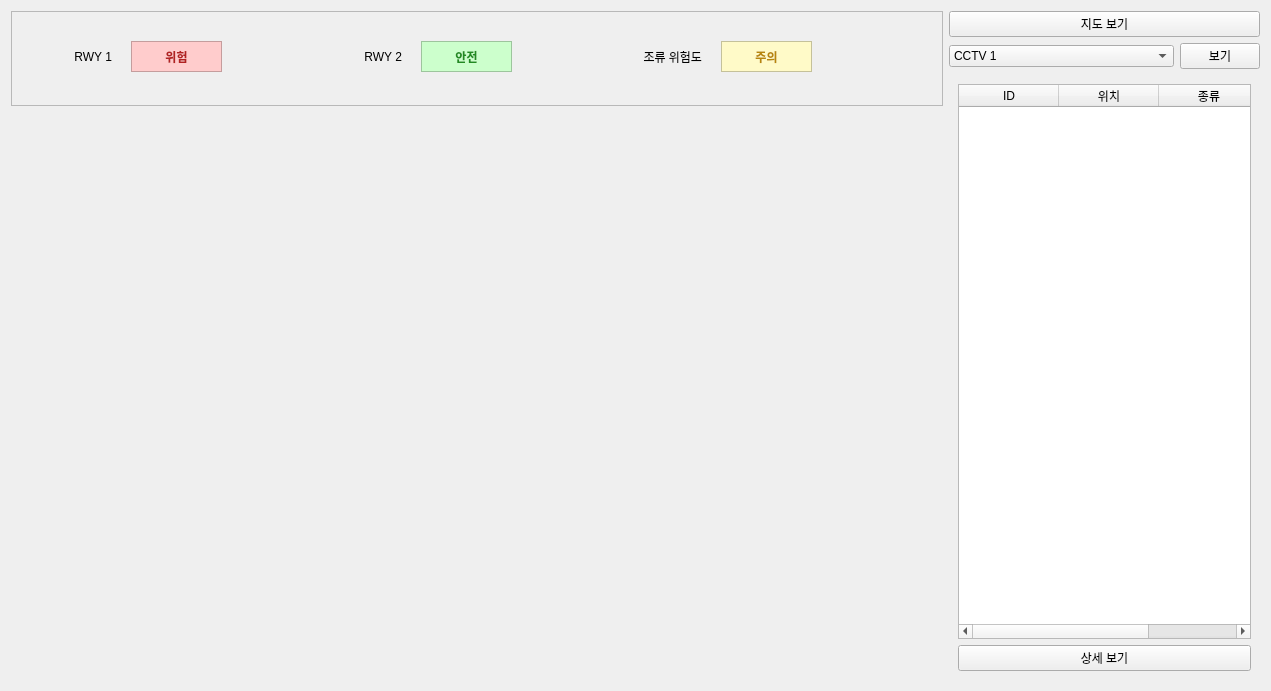
Above: gui/atc_gui/ui/main_page.ui from heyjay1002/project-deeplearning-falcon before the change. Below: the same form after it.
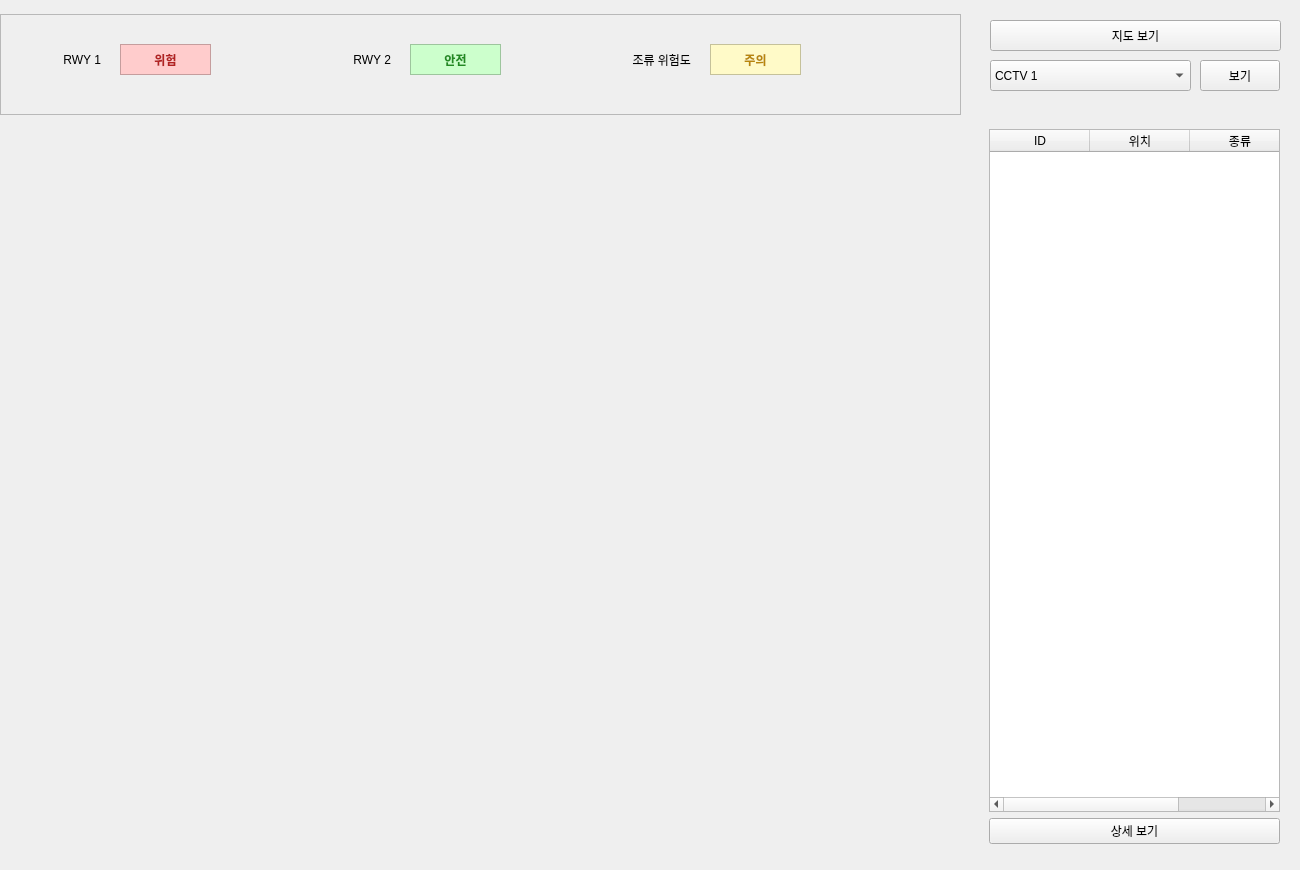
That is the form after the change.

What changed in the file:
```diff
--- a/gui/atc_gui/ui/main_page.ui
+++ b/gui/atc_gui/ui/main_page.ui
@@ -6,15 +6,22 @@
    <rect>
     <x>0</x>
     <y>0</y>
-    <width>1271</width>
-    <height>691</height>
+    <width>1300</width>
+    <height>870</height>
    </rect>
   </property>
-  <layout class="QHBoxLayout" name="mainLayout" stretch="3,1">
-   <item>
-    <layout class="QVBoxLayout" name="leftLayout" stretch="1,6">
-     <item>
+  <property name="windowTitle">
+   <string>Form</string>
+  </property>
       <widget class="QFrame" name="frame">
+   <property name="geometry">
+    <rect>
+     <x>0</x>
+     <y>14</y>
+     <width>961</width>
+     <height>101</height>
+    </rect>
+   </property>
        <property name="frameShape">
         <enum>QFrame::StyledPanel</enum>
        </property>
@@ -136,9 +143,15 @@
         </property>
        </widget>
       </widget>
-     </item>
-     <item>
       <widget class="QStackedWidget" name="map_cctv_stack">
+   <property name="geometry">
+    <rect>
+     <x>0</x>
+     <y>130</y>
+     <width>971</width>
+     <height>731</height>
+    </rect>
+   </property>
        <property name="minimumSize">
         <size>
          <width>600</width>
@@ -150,7 +163,7 @@
          <enum>QFrame::NoFrame</enum>
         </property>
         <layout class="QGridLayout" name="overlayStack">
-         <item row="0" column="0">
+     <item row="3" column="0">
           <widget class="QLabel" name="label_map">
            <property name="minimumSize">
             <size>
@@ -163,7 +176,7 @@
            </property>
           </widget>
          </item>
-         <item row="0" column="0">
+     <item row="2" column="0">
           <widget class="QWidget" name="marker_overlay_placeholder" native="true"/>
          </item>
         </layout>
@@ -193,29 +206,28 @@
         </property>
        </widget>
       </widget>
-     </item>
-    </layout>
-   </item>
-   <item>
-    <layout class="QVBoxLayout" name="rightLayout" stretch="1,1,11">
-     <property name="spacing">
-      <number>6</number>
-     </property>
-     <item>
-      <layout class="QHBoxLayout" name="topButtonLayout">
-       <item>
         <widget class="QPushButton" name="btn_show_map">
+   <property name="geometry">
+    <rect>
+     <x>990</x>
+     <y>20</y>
+     <width>291</width>
+     <height>31</height>
+    </rect>
+   </property>
          <property name="text">
           <string>지도 보기</string>
          </property>
         </widget>
-       </item>
-      </layout>
-     </item>
-     <item>
-      <layout class="QHBoxLayout" name="cctvLayout" stretch="3,1">
-       <item>
         <widget class="QComboBox" name="combo_cctv">
+   <property name="geometry">
+    <rect>
+     <x>990</x>
+     <y>60</y>
+     <width>201</width>
+     <height>31</height>
+    </rect>
+   </property>
          <item>
           <property name="text">
            <string>CCTV 1</string>
@@ -226,24 +238,29 @@
            <string>CCTV 2</string>
           </property>
          </item>
-         <item>
-          <property name="text">
-           <string>CCTV 3</string>
-          </property>
-         </item>
-        </widget>
-       </item>
-       <item>
+  </widget>
         <widget class="QPushButton" name="btn_show_cctv">
+   <property name="geometry">
+    <rect>
+     <x>1200</x>
+     <y>60</y>
+     <width>80</width>
+     <height>31</height>
+    </rect>
+   </property>
          <property name="text">
           <string>보기</string>
          </property>
         </widget>
-       </item>
-      </layout>
-     </item>
-     <item>
       <widget class="QStackedWidget" name="object_area">
+   <property name="geometry">
+    <rect>
+     <x>980</x>
+     <y>120</y>
+     <width>309</width>
+     <height>733</height>
+    </rect>
+   </property>
        <property name="currentIndex">
         <number>0</number>
        </property>
@@ -290,10 +307,6 @@
         <layout class="QVBoxLayout" name="detailLayout"/>
        </widget>
       </widget>
-     </item>
-    </layout>
-   </item>
-  </layout>
  </widget>
  <resources/>
  <connections/>
```
Left out of the diff: 8 changed lines with no effect on the pictures. Lines whose indentation alone changed are shown as unchanged.
